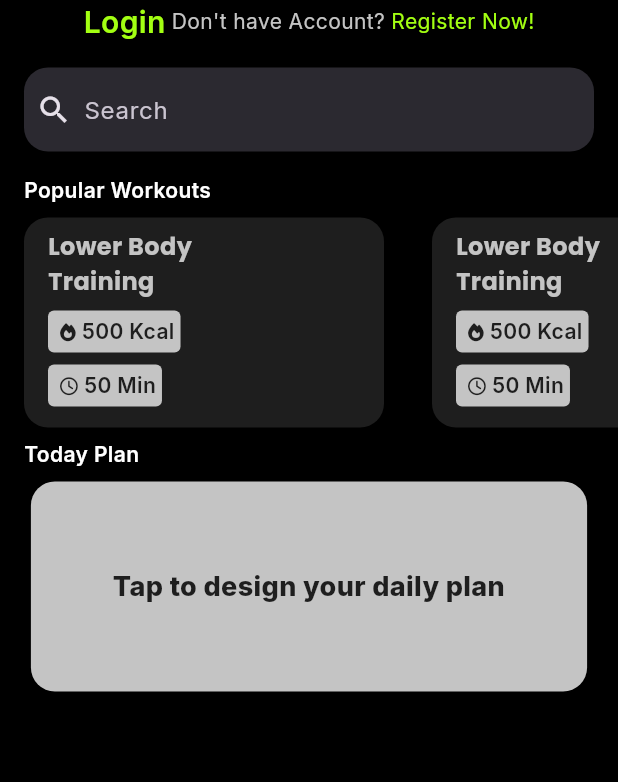
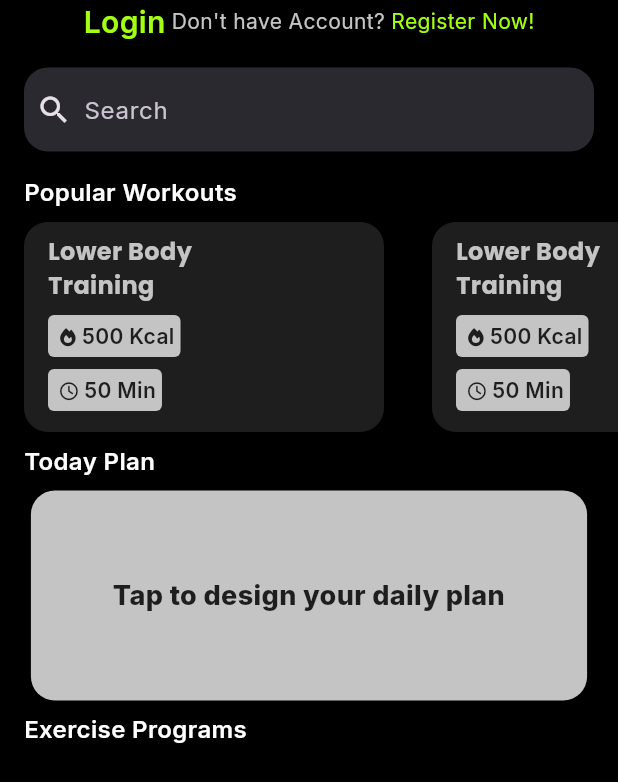
Before and after one commit to aminnaeem/fitflow, a Flutter app: the HomeView screen opened by its route, on a phone screen of 412 x 824 dp. Shown: the top 782 px of the screen. Run offline on Flutter 3.47's test engine with Material 3 defaults, Android fonts, the phone set to English and light mode, and no system bars; our stand-ins replace flutter_spinkit, font_awesome_flutter, stacked, stacked_services, stacked_shared.

Commit message:
Updating Home Screen

```diff
--- a/lib/home_screen/home_view.dart
+++ b/lib/home_screen/home_view.dart
@@ -1,9 +1,9 @@
 import 'package:fitflow/assets/colors.dart';
 import 'package:fitflow/assets/fonts.dart';
 import 'package:fitflow/home_screen/home_viewmodel.dart';
+import 'package:fitflow/widgets/headings.dart';
 import 'package:fitflow/widgets/popular_workouts.dart';
 import 'package:flutter/material.dart';
-import 'package:font_awesome_flutter/font_awesome_flutter.dart';
 import 'package:stacked/stacked.dart';
 
 class HomeView extends StatelessWidget {
@@ -78,18 +78,7 @@ class HomeView extends StatelessWidget {
                 Column(
                   crossAxisAlignment: CrossAxisAlignment.start,
                   children: [
-                    Padding(
-                      padding: const EdgeInsets.symmetric(horizontal: 16),
-                      child: Text(
-                        "Popular Workouts",
-                        style: TextStyle(
-                          color: AppColors.text,
-                          fontSize: 14,
-                          fontWeight: FontWeight.w600,
-                          fontFamily: AppFonts.inter
-                        ),
-                      ),
-                    ),
+                    Headings(heading: "Popular Workouts"),
                     SizedBox(
                       height: 156,
                       child: ListView.builder(
@@ -104,18 +93,7 @@ class HomeView extends StatelessWidget {
                         }
                       ),
                     ),
-                    Padding(
-                      padding: const EdgeInsets.symmetric(horizontal: 16),
-                      child: Text(
-                        "Today Plan",
-                        style: TextStyle(
-                          color: AppColors.text,
-                          fontSize: 14,
-                          fontWeight: FontWeight.w600,
-                          fontFamily: AppFonts.inter
-                        ),
-                      ),
-                    ),
+                    Headings(heading: "Today Plan"),
                     Padding(
                       padding: const EdgeInsets.symmetric(vertical: 8),
                       child: Center(
@@ -139,7 +117,8 @@ class HomeView extends StatelessWidget {
                           ),
                         ),
                       ),
-                    )
+                    ),
+                    Headings(heading: "Exercise Programs"),
                   ],
                 )
               ],
--- /dev/null
+++ b/lib/widgets/headings.dart
@@ -0,0 +1,27 @@
+import 'package:fitflow/assets/colors.dart';
+import 'package:fitflow/assets/fonts.dart';
+import 'package:flutter/material.dart';
+
+class Headings extends StatelessWidget {
+  final String heading;
+
+  const Headings({
+    super.key, required this.heading,
+  });
+
+  @override
+  Widget build(BuildContext context) {
+    return Padding(
+      padding: const EdgeInsets.symmetric(horizontal: 16),
+      child: Text(
+        heading,
+        style: TextStyle(
+          color: AppColors.text,
+          fontSize: 16,
+          fontWeight: FontWeight.w600,
+          fontFamily: AppFonts.inter
+        ),
+      ),
+    );
+  }
+}
```
